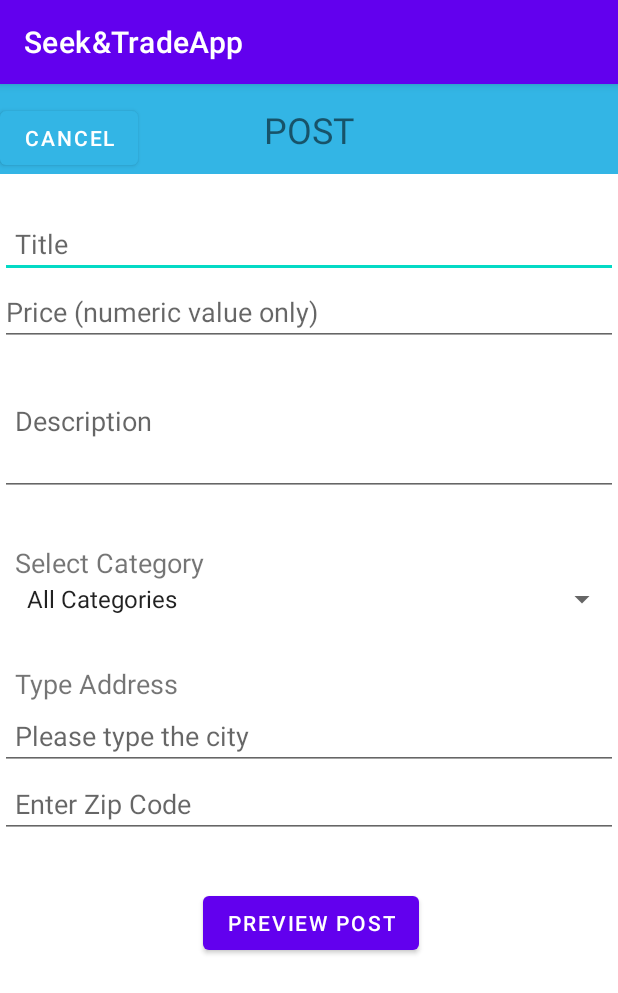
After one commit to fabioturazzidouglas/Seek-Trade, an Android app: the CreatePostActivity screen opened directly, with no data from a screen before it, on a phone screen of 412 x 824 dp. The commit adds this screen. Shown: the top 993 px of the screen. Run offline under Robolectric (Android 15) with nearby library versions, the phone set to English and light mode, and no system bars.

Commit message:
Included feature to create post, adding a post to the database with a temporary redirect to main screen (will be later changed to redirect to my posts). Refactored Main activity to avoid code conflict

```diff
--- a/app/src/main/AndroidManifest.xml
+++ b/app/src/main/AndroidManifest.xml
@@ -9,8 +9,10 @@
         android:roundIcon="@mipmap/ic_launcher_round"
         android:supportsRtl="true"
         android:theme="@style/Theme.SeekTradeApp">
-        <activity android:name=".PostDetails"></activity>
-        <activity android:name=".MainActivity">
+        <activity android:name=".PostPreview"></activity>
+        <activity android:name=".CreatePostActivity" />
+        <activity android:name=".PostDetails" />
+        <activity android:name=".SearchPostsActivity">
             <intent-filter>
                 <action android:name="android.intent.action.MAIN" />
 
--- /dev/null
+++ b/app/src/main/java/com/example/seektradeapp/CreatePostActivity.java
@@ -0,0 +1,108 @@
+package com.example.seektradeapp;
+
+import androidx.appcompat.app.AppCompatActivity;
+
+import android.app.Activity;
+import android.content.Intent;
+import android.os.Bundle;
+import android.view.View;
+import android.widget.Button;
+import android.widget.EditText;
+import android.widget.Spinner;
+import android.widget.Toast;
+
+public class CreatePostActivity extends AppCompatActivity {
+    int LAUNCH_SECOND_ACTIVITY = 1;
+    EditText postTitle;
+    Button cancelBtn;
+    EditText postPrice;
+    EditText postDesc;
+    EditText postAdd;
+    EditText postZip;
+    Spinner category;
+    Button previewBtn;
+    @Override
+    protected void onCreate(Bundle savedInstanceState) {
+        super.onCreate(savedInstanceState);
+        setContentView(R.layout.activity_create_post);
+
+        cancelBtn = findViewById(R.id.buttonCancelPost);
+        postTitle = findViewById(R.id.editTextPostTitle);
+        postPrice = findViewById(R.id.editTextPrice);
+        postDesc = findViewById(R.id.editTextPostDesc);
+        category = findViewById(R.id.spinnerPostCat);
+        previewBtn = findViewById(R.id.buttonPreviewPost);
+        postZip = findViewById(R.id.editTextZip);
+        postAdd = findViewById(R.id.editTextAddress);
+        //cancel button
+        cancelBtn.setOnClickListener(new View.OnClickListener() {
+            @Override
+            public void onClick(View v) {
+                startActivity(new Intent(CreatePostActivity.this, SearchPostsActivity.class));
+            }
+        });
+
+        //preview post
+        previewBtn.setOnClickListener(new View.OnClickListener() {
+            @Override
+            public void onClick(View v) {
+
+                if (postTitle.getText().toString().trim().length()==0){
+                    Toast.makeText(CreatePostActivity.this, "Please give your post a title", Toast.LENGTH_SHORT).show();
+                }
+                else if (postDesc.getText().toString().trim().length()==0){
+                    Toast.makeText(CreatePostActivity.this, "Please describe this posting", Toast.LENGTH_SHORT).show();
+                }
+                else if (postPrice.getText().toString().trim().length()==0){
+                    Toast.makeText(CreatePostActivity.this, "Please give a price for this posting", Toast.LENGTH_SHORT).show();
+                }
+                else if (postAdd.getText().toString().trim().length()==0){
+                    Toast.makeText(CreatePostActivity.this, "Please type in the address", Toast.LENGTH_SHORT).show();
+                }
+                else if (postZip.getText().toString().trim().length()==0){
+                    Toast.makeText(CreatePostActivity.this, "Please type in the zip code", Toast.LENGTH_SHORT).show();
+                }
+                else{
+                    String title = postTitle.getText().toString();
+                    String desc = postDesc.getText().toString();
+                    double price = 0;
+                    try {
+                        price = Double.parseDouble(postPrice.getText().toString());
+                    }catch(Exception ex){
+                        Toast.makeText(CreatePostActivity.this, "No price found", Toast.LENGTH_SHORT).show();
+                    }
+                    int index = category.getSelectedItemPosition();
+                    String cat = category.getSelectedItem().toString();
+                    String address = postAdd.getText().toString();
+                    String zip = postZip.getText().toString();
+                    Intent gotoPreview = new Intent(CreatePostActivity.this, PostPreview.class);
+                    //create Bundle
+                    Bundle myBundle =new Bundle();
+                    myBundle.putString("TITLE", title);
+                    myBundle.putString("DESC", desc);
+                    myBundle.putString("ADD", address);
+                    myBundle.putString("ZIP", zip);
+                    myBundle.putInt("CAT_POS", index);
+                    myBundle.putString("CAT", cat);
+                    myBundle.putDouble("PRICE", price);
+                    gotoPreview.putExtras(myBundle);
+
+                    startActivityForResult(gotoPreview, LAUNCH_SECOND_ACTIVITY );
+                }
+
+            }
+        });
+    }
+    @Override
+    public void onActivityResult(int reqCode, int resultCode, Intent data){
+        super.onActivityResult(reqCode, resultCode, data);
+
+        if (reqCode == LAUNCH_SECOND_ACTIVITY) {
+            if(resultCode == Activity.RESULT_OK){
+                postTitle.setText(data.getExtras().getString("rtitle"));
+                postDesc.setText(data.getExtras().getString("rdes"));
+                //postPrice.setText(data.getExtras().getString("rprice"));
+            }
+        }
+    }
+}
--- a/app/src/main/java/com/example/seektradeapp/DatabaseHelper.java
+++ b/app/src/main/java/com/example/seektradeapp/DatabaseHelper.java
@@ -343,7 +343,7 @@ public class DatabaseHelper extends SQLiteOpenHelper {
                     newPost.setPostId(cursor.getInt(cursor.getColumnIndex(KEY_POST_ID)));
                     newPost.setCategory(cursor.getString(cursor.getColumnIndex(KEY_POST_CATEGORY)));
                     newPost.setTitle(cursor.getString(cursor.getColumnIndex(KEY_POST_TITLE)));
-                    newPost.setDescription(cursor.getString(cursor.getColumnIndex(KEY_POST_CATEGORY)));
+                    newPost.setDescription(cursor.getString(cursor.getColumnIndex(KEY_POST_DESCRIPTION)));
                     newPost.setPrice(cursor.getDouble(cursor.getColumnIndex(KEY_POST_PRICE)));
                     newPost.setUserId(cursor.getInt(cursor.getColumnIndex(KEY_POST_USER_ID_FK)));
                     newPost.setPostDate(cursor.getString(cursor.getColumnIndex(KEY_POST_POSTDATE)));
@@ -384,7 +384,7 @@ public class DatabaseHelper extends SQLiteOpenHelper {
                 post.setPostId(cursor.getInt(cursor.getColumnIndex(KEY_POST_ID)));
                 post.setCategory(cursor.getString(cursor.getColumnIndex(KEY_POST_CATEGORY)));
                 post.setTitle(cursor.getString(cursor.getColumnIndex(KEY_POST_TITLE)));
-                post.setDescription(cursor.getString(cursor.getColumnIndex(KEY_POST_CATEGORY)));
+                post.setDescription(cursor.getString(cursor.getColumnIndex(KEY_POST_DESCRIPTION)));
                 post.setPrice(cursor.getDouble(cursor.getColumnIndex(KEY_POST_PRICE)));
                 post.setUserId(cursor.getInt(cursor.getColumnIndex(KEY_POST_USER_ID_FK)));
                 post.setPostDate(cursor.getString(cursor.getColumnIndex(KEY_POST_POSTDATE)));
--- a/app/src/main/java/com/example/seektradeapp/PostDetails.java
+++ b/app/src/main/java/com/example/seektradeapp/PostDetails.java
@@ -46,7 +46,7 @@ public class PostDetails extends AppCompatActivity {
         imageViewReturn.setOnClickListener(new View.OnClickListener() {
             @Override
             public void onClick(View v) {
-                Intent goToMain= new Intent(PostDetails.this, MainActivity.class);
+                Intent goToMain= new Intent(PostDetails.this, SearchPostsActivity.class);
                 startActivity(goToMain);
 
             }
--- /dev/null
+++ b/app/src/main/res/layout/activity_create_post.xml
@@ -0,0 +1,148 @@
+<?xml version="1.0" encoding="utf-8"?>
+<androidx.constraintlayout.widget.ConstraintLayout xmlns:android="http://schemas.android.com/apk/res/android"
+    xmlns:app="http://schemas.android.com/apk/res-auto"
+    xmlns:tools="http://schemas.android.com/tools"
+    android:layout_width="match_parent"
+    android:layout_height="match_parent"
+    tools:context=".CreatePostActivity">
+
+    <androidx.appcompat.widget.Toolbar
+        android:id="@+id/toolbar3"
+        android:layout_width="match_parent"
+        android:layout_height="60dp"
+        android:background="@android:color/holo_blue_light"
+        android:minHeight="?attr/actionBarSize"
+        android:theme="?attr/actionBarTheme"
+        app:layout_constraintEnd_toEndOf="parent"
+        app:layout_constraintHorizontal_bias="0.0"
+        app:layout_constraintStart_toStartOf="parent"
+        app:layout_constraintTop_toTopOf="parent" />
+
+    <TextView
+        android:id="@+id/textViewPostCreate"
+        android:layout_width="wrap_content"
+        android:layout_height="wrap_content"
+        android:text="@string/txtViewPostCreate"
+        android:textSize="24sp"
+        app:layout_constraintBottom_toBottomOf="@+id/toolbar3"
+        app:layout_constraintEnd_toEndOf="@+id/toolbar3"
+        app:layout_constraintStart_toStartOf="@+id/toolbar3"
+        app:layout_constraintTop_toTopOf="@+id/toolbar3" />
+
+    <EditText
+        android:id="@+id/editTextPostTitle"
+        android:layout_width="0dp"
+        android:layout_height="wrap_content"
+        android:layout_marginTop="24dp"
+        android:ems="10"
+        android:hint="@string/editTitleHint"
+        android:inputType="textPersonName"
+        android:paddingLeft="10dp"
+        app:layout_constraintEnd_toEndOf="parent"
+        app:layout_constraintHorizontal_bias="0.0"
+        app:layout_constraintStart_toStartOf="parent"
+        app:layout_constraintTop_toBottomOf="@+id/toolbar3" />
+
+    <EditText
+        android:id="@+id/editTextPostDesc"
+        android:layout_width="0dp"
+        android:layout_height="100dp"
+        android:ems="10"
+        android:hint="@string/editTextdesc"
+        android:inputType="textPersonName"
+        android:paddingLeft="10dp"
+        app:layout_constraintEnd_toEndOf="parent"
+        app:layout_constraintHorizontal_bias="0.0"
+        app:layout_constraintStart_toStartOf="parent"
+        app:layout_constraintTop_toBottomOf="@+id/editTextPrice" />
+
+    <TextView
+        android:id="@+id/textViewSeclectCat"
+        android:layout_width="wrap_content"
+        android:layout_height="wrap_content"
+        android:layout_marginTop="32dp"
+        android:paddingLeft="10dp"
+        android:text="@string/txtViewSelectCat"
+        android:textSize="18sp"
+        app:layout_constraintStart_toStartOf="parent"
+        app:layout_constraintTop_toBottomOf="@+id/editTextPostDesc" />
+
+    <Spinner
+        android:id="@+id/spinnerPostCat"
+        android:layout_width="match_parent"
+        android:layout_height="wrap_content"
+        android:entries="@array/PostCat"
+        android:paddingLeft="10dp"
+        app:layout_constraintEnd_toEndOf="parent"
+        app:layout_constraintStart_toStartOf="parent"
+        app:layout_constraintTop_toBottomOf="@+id/textViewSeclectCat" />
+
+    <Button
+        android:id="@+id/buttonPreviewPost"
+        android:layout_width="wrap_content"
+        android:layout_height="wrap_content"
+        android:layout_marginTop="180dp"
+        android:text="@string/buttonPreviewPost"
+        app:layout_constraintEnd_toEndOf="parent"
+        app:layout_constraintHorizontal_bias="0.505"
+        app:layout_constraintStart_toStartOf="parent"
+        app:layout_constraintTop_toBottomOf="@+id/spinnerPostCat" />
+
+    <Button
+        android:id="@+id/buttonCancelPost"
+        android:layout_width="wrap_content"
+        android:layout_height="wrap_content"
+        android:layout_marginTop="12dp"
+        android:text="@string/buttonCancelPost"
+        app:backgroundTint="#33B5E5"
+        app:layout_constraintBottom_toBottomOf="@+id/toolbar3"
+        app:layout_constraintStart_toStartOf="@+id/toolbar3"
+        app:layout_constraintTop_toTopOf="parent" />
+
+    <EditText
+        android:id="@+id/editTextPrice"
+        android:layout_width="0dp"
+        android:layout_height="wrap_content"
+        android:ems="10"
+        android:hint="@string/editTextSetPrice"
+        android:inputType="number"
+        app:layout_constraintEnd_toEndOf="parent"
+        app:layout_constraintHorizontal_bias="0.497"
+        app:layout_constraintStart_toStartOf="parent"
+        app:layout_constraintTop_toBottomOf="@+id/editTextPostTitle" />
+
+    <EditText
+        android:id="@+id/editTextAddress"
+        android:layout_width="0dp"
+        android:layout_height="wrap_content"
+        android:ems="10"
+        android:hint="@string/addressHint"
+        android:inputType="textPersonName"
+        android:paddingLeft="10dp"
+        app:layout_constraintEnd_toEndOf="parent"
+        app:layout_constraintStart_toStartOf="parent"
+        app:layout_constraintTop_toBottomOf="@+id/textViewAddress" />
+
+    <EditText
+        android:id="@+id/editTextZip"
+        android:layout_width="0dp"
+        android:layout_height="wrap_content"
+        android:ems="10"
+        android:hint="@string/textZip"
+        android:inputType="textPersonName"
+        android:paddingLeft="10dp"
+        app:layout_constraintEnd_toEndOf="parent"
+        app:layout_constraintStart_toStartOf="parent"
+        app:layout_constraintTop_toBottomOf="@+id/editTextAddress" />
+
+    <TextView
+        android:id="@+id/textViewAddress"
+        android:layout_width="wrap_content"
+        android:layout_height="wrap_content"
+        android:layout_marginTop="32dp"
+        android:paddingLeft="10dp"
+        android:text="@string/txtViewAddress"
+        android:textSize="18sp"
+        app:layout_constraintStart_toStartOf="parent"
+        app:layout_constraintTop_toBottomOf="@+id/spinnerPostCat" />
+</androidx.constraintlayout.widget.ConstraintLayout>
--- a/app/src/main/res/values/strings.xml
+++ b/app/src/main/res/values/strings.xml
@@ -10,6 +10,20 @@
     <string name="postImage">Post Image</string>
     <string name="returnToPosts">Return to Posts</string>
     <string name="postDate">Post Date</string>
+    <string name="textViewCancelCreate">Cancel</string>
+    <string name="txtViewPostCreate">POST</string>
+    <string name="editTitleHint">Title</string>
+    <string name="editTextdesc">Description</string>
+    <string name="txtViewSelectCat">Select Category</string>
+    <string name="buttonPreviewPost">Preview Post</string>
+    <string name="btnPublishPost">Publish Post</string>
+    <string name="buttonCancelPost">Cancel</string>
+    <string name="editTextSetPrice">Price (numeric value only)</string>
+    <string name="publishBtn">Publish Post</string>
+    <string name="back2Edit">Back to edit</string>
+    <string name="addressHint">Please type the city</string>
+    <string name="txtViewAddress">Type Address</string>
+    <string name="textZip">Enter Zip Code</string>
     <string-array name="PostsCategories">
         <item>All Categories</item>
         <item>Real Estate</item>
@@ -21,4 +35,15 @@
         <item>Clothing</item>
         <item>Music, Films</item>
     </string-array>
+    <string-array name="PostCat">
+        <item>All Categories</item>
+        <item>Real Estate</item>
+        <item>Academic</item>
+        <item>Vehicles</item>
+        <item>Services</item>
+        <item>Housing Rental</item>
+        <item>Electronics</item>
+        <item>Clothing</item>
+        <item>Music, Films</item>
+    </string-array>
 </resources>
```
Also changed, not shown: app/src/main/java/com/example/seektradeapp/PostPreview.java (added, +121 -0 lines), app/src/main/java/com/example/seektradeapp/SearchPostsActivity.java (renamed from app/src/main/java/com/example/seektradeapp/MainActivity.java, +38 -15 lines), app/src/main/res/layout/activity_main.xml (+25 -1 lines), app/src/main/res/layout/activity_post_preview.xml (added, +133 -0 lines).
